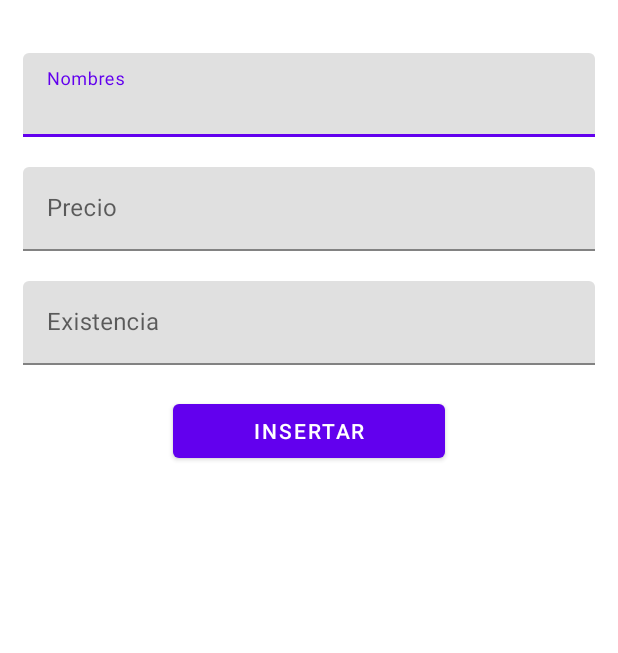
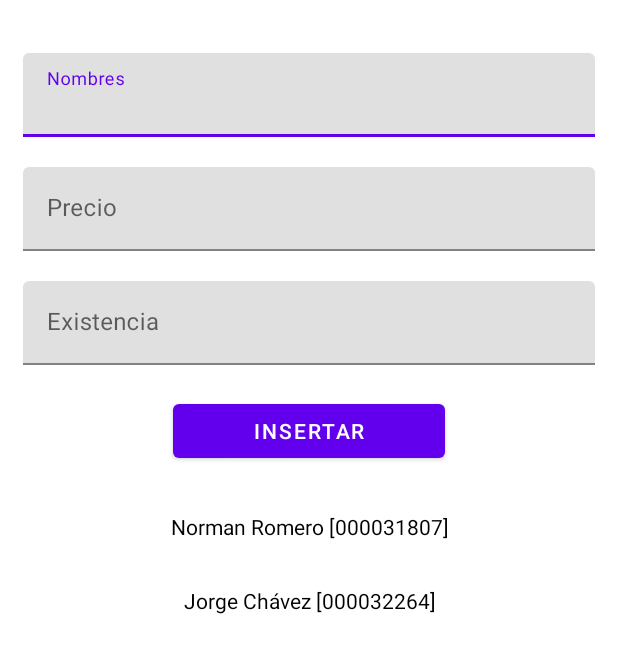
Before and after one commit to JorgeCh1/EvaluacionConexionBD, an Android app: the layout activity_main.xml on its own in the app's theme, with its tools: preview values and no code run, on a phone screen of 412 x 824 dp. Shown: the top 653 px of the screen. Run offline under Robolectric (Android 15) with nearby library versions, the phone set to English and light mode, and no system bars.

Commit message:
Evaluación terminada

```diff
--- a/app/src/main/java/ni/edu/uca/sistematicopersistencia/MainActivity.kt
+++ b/app/src/main/java/ni/edu/uca/sistematicopersistencia/MainActivity.kt
@@ -3,6 +3,7 @@ package ni.edu.uca.sistematicopersistencia
 import androidx.appcompat.app.AppCompatActivity
 import android.os.Bundle
 import android.widget.Toast
+import androidx.activity.viewModels
 import kotlinx.coroutines.CoroutineScope
 import kotlinx.coroutines.Dispatchers
 import kotlinx.coroutines.launch
@@ -14,7 +15,7 @@ import ni.edu.uca.sistematicopersistencia.databinding.ActivityMainBinding
 class MainActivity : AppCompatActivity() {
 
     private lateinit var binding: ActivityMainBinding
-    private lateinit var productoViewModel: ProductoViewModel
+    private val productoViewModel: ProductoViewModel by viewModels()
     override fun onCreate(savedInstanceState: Bundle?) {
         super.onCreate(savedInstanceState)
         binding = ActivityMainBinding.inflate(layoutInflater)
--- a/app/src/main/java/ni/edu/uca/sistematicopersistencia/data/database/BaseDatos.kt
+++ b/app/src/main/java/ni/edu/uca/sistematicopersistencia/data/database/BaseDatos.kt
@@ -5,11 +5,15 @@ import androidx.room.Database
 import androidx.room.Room
 import androidx.room.RoomDatabase
 import ni.edu.uca.sistematicopersistencia.data.database.dao.ProductoDao
+import ni.edu.uca.sistematicopersistencia.data.database.dao.UsuarioDao
 import ni.edu.uca.sistematicopersistencia.data.database.entities.EntityProducto
+import ni.edu.uca.sistematicopersistencia.data.database.entities.Usuario
 
-@Database(entities = [EntityProducto::class], version =1, exportSchema = false )
+
+@Database(entities = [EntityProducto::class, Usuario::class], version =1, exportSchema = false )
 abstract class BaseDatos: RoomDatabase(){
     abstract fun productoDao(): ProductoDao
+    abstract fun usuarioDao(): UsuarioDao
 
     companion object{
         @Volatile
--- a/app/src/main/res/layout/activity_main.xml
+++ b/app/src/main/res/layout/activity_main.xml
@@ -68,6 +68,26 @@
             android:layout_marginEnd="100dp"
             android:layout_marginStart="100dp"/>
 
+        <TextView
+            android:layout_width="match_parent"
+            android:layout_height="wrap_content"
+            android:layout_marginTop="30dp"
+            android:text="Norman Romero [000031807]"
+            android:textAlignment="center"
+            android:textColor="@color/black"
+            />
+
+        <TextView
+            android:layout_width="match_parent"
+            android:layout_height="wrap_content"
+            android:layout_marginTop="30dp"
+            android:text="Jorge Chávez [000032264]"
+            android:textAlignment="center"
+            android:textColor="@color/black"
+            />
+
     </LinearLayout>
 
+
+
 </androidx.constraintlayout.widget.ConstraintLayout>
```
Also changed, not shown: app/src/main/java/ni/edu/uca/sistematicopersistencia/data/database/dao/UsuarioDao.kt (added, +25 -0 lines), app/src/main/java/ni/edu/uca/sistematicopersistencia/data/database/entities/Usuario.kt (added, +17 -0 lines), app/src/main/java/ni/edu/uca/sistematicopersistencia/data/database/entities/UsuarioViewModel.kt (added, +31 -0 lines).
